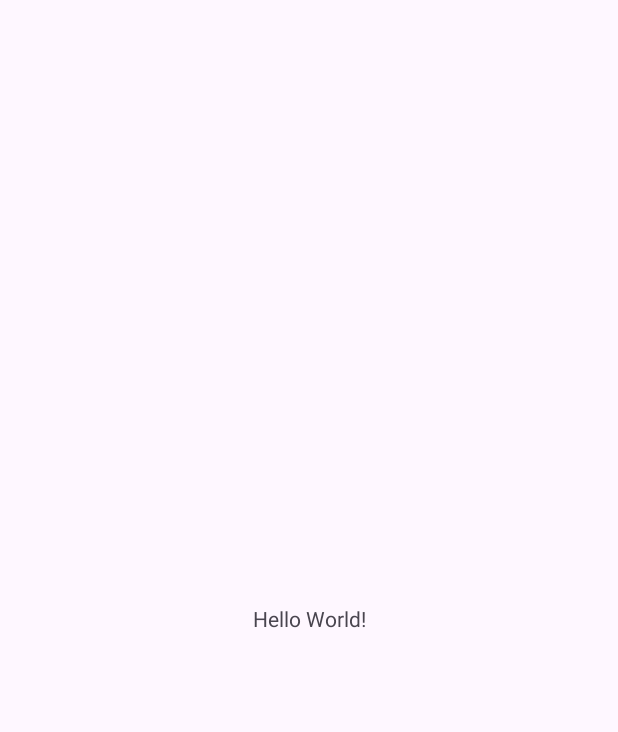
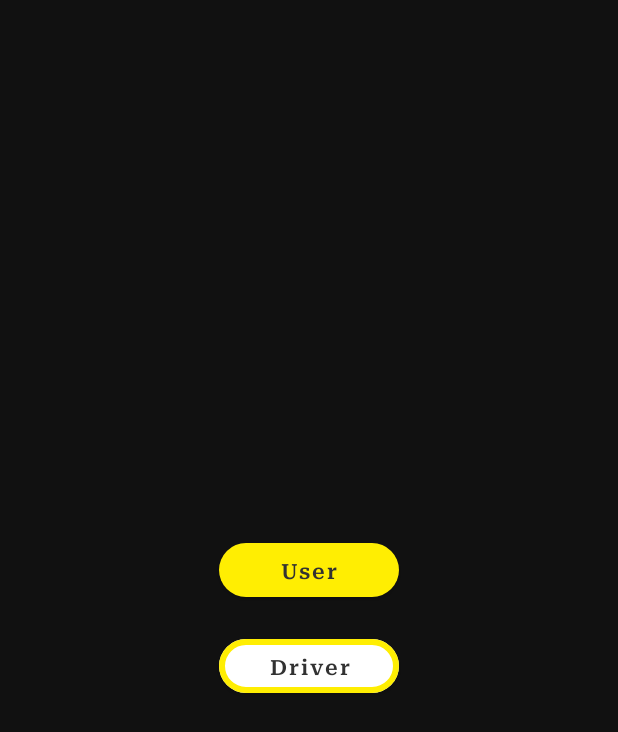
Before and after one commit to kzi-nastava/mrs-team9-Komsiluk, an Android app: the screen it shows after launch (MainActivity), on a phone screen of 412 x 824 dp. Before the commit the part shown is almost empty. Shown: the top 732 px of the screen. Run offline under Robolectric (Android 15) with nearby library versions, the phone set to English and light mode, and no system bars.

Commit message:
feat: Add initial global UI values
Updates MainActivity to use view binding and navigate to the profile screen based on user role. Adds new background and font resources, updates color and theme definitions, and enhances the main screen UI with user and driver profile buttons. Adds dimension resources, and expands string resources for profile fields.

```diff
--- a/mobileApplication/app/build.gradle
+++ b/mobileApplication/app/build.gradle
@@ -6,6 +6,10 @@ android {
     namespace 'com.komsiluk.taxi'
     compileSdk {
         version = release(36)
+    }
+
+    buildFeatures {
+        viewBinding = true
     }
 
     defaultConfig {
--- a/mobileApplication/app/src/main/AndroidManifest.xml
+++ b/mobileApplication/app/src/main/AndroidManifest.xml
@@ -12,6 +12,9 @@
         android:supportsRtl="true"
         android:theme="@style/Theme.Taxi_Project">
         <activity
+            android:name=".ui.profile.ProfileActivity"
+            android:exported="false" />
+        <activity
             android:name=".MainActivity"
             android:exported="true">
             <intent-filter>
--- a/mobileApplication/app/src/main/java/com/komsiluk/taxi/MainActivity.java
+++ b/mobileApplication/app/src/main/java/com/komsiluk/taxi/MainActivity.java
@@ -1,5 +1,6 @@
 package com.komsiluk.taxi;
 
+import android.content.Intent;
 import android.os.Bundle;
 
 import androidx.activity.EdgeToEdge;
@@ -8,17 +9,25 @@ import androidx.core.graphics.Insets;
 import androidx.core.view.ViewCompat;
 import androidx.core.view.WindowInsetsCompat;
 
+import com.komsiluk.taxi.databinding.ActivityMainBinding;
+import com.komsiluk.taxi.ui.profile.ProfileActivity;
+
 public class MainActivity extends AppCompatActivity {
 
     @Override
     protected void onCreate(Bundle savedInstanceState) {
         super.onCreate(savedInstanceState);
-        EdgeToEdge.enable(this);
-        setContentView(R.layout.activity_main);
-        ViewCompat.setOnApplyWindowInsetsListener(findViewById(R.id.main), (v, insets) -> {
-            Insets systemBars = insets.getInsets(WindowInsetsCompat.Type.systemBars());
-            v.setPadding(systemBars.left, systemBars.top, systemBars.right, systemBars.bottom);
-            return insets;
-        });
+
+        ActivityMainBinding binding = ActivityMainBinding.inflate(getLayoutInflater());
+        setContentView(binding.getRoot());
+
+        binding.btnUserProfile.setOnClickListener(v -> openProfile("user"));
+        binding.btnDriverProfile.setOnClickListener(v -> openProfile("driver"));
+    }
+
+    private void openProfile(String role) {
+        Intent i = new Intent(this, ProfileActivity.class);
+        i.putExtra("role", role);
+        startActivity(i);
     }
 }
--- a/mobileApplication/app/src/main/res/layout/activity_main.xml
+++ b/mobileApplication/app/src/main/res/layout/activity_main.xml
@@ -7,13 +7,30 @@
     android:layout_height="match_parent"
     tools:context=".MainActivity">
 
-    <TextView
-        android:layout_width="wrap_content"
-        android:layout_height="wrap_content"
-        android:text="Hello World!"
-        app:layout_constraintBottom_toBottomOf="parent"
-        app:layout_constraintEnd_toEndOf="parent"
-        app:layout_constraintStart_toStartOf="parent"
-        app:layout_constraintTop_toTopOf="parent" />
+    <LinearLayout
+        android:id="@+id/main_root"
+        android:layout_width="match_parent"
+        android:layout_height="match_parent"
+        android:gravity="center"
+        android:orientation="vertical"
+        android:padding="24dp"
+        android:background="@color/primary">
+
+        <com.google.android.material.button.MaterialButton
+            android:id="@+id/btnUserProfile"
+            style="@style/Widget.Button.Primary"
+            android:layout_width="wrap_content"
+            android:layout_height="wrap_content"
+            android:text="User" />
+
+        <com.google.android.material.button.MaterialButton
+            android:id="@+id/btnDriverProfile"
+            style="@style/Widget.Button.Ghost"
+            android:layout_width="wrap_content"
+            android:layout_height="wrap_content"
+            android:text="Driver"
+            android:layout_marginTop="16dp" />
+    </LinearLayout>
+
 
 </androidx.constraintlayout.widget.ConstraintLayout>
--- a/mobileApplication/app/src/main/res/values-night/themes.xml
+++ /dev/null
@@ -1,7 +0,0 @@
-<resources xmlns:tools="http://schemas.android.com/tools">
-    <!-- Base application theme. -->
-    <style name="Base.Theme.Taxi_Project" parent="Theme.Material3.DayNight.NoActionBar">
-        <!-- Customize your dark theme here. -->
-        <!-- <item name="colorPrimary">@color/my_dark_primary</item> -->
-    </style>
-</resources>
--- a/mobileApplication/app/src/main/res/values/colors.xml
+++ b/mobileApplication/app/src/main/res/values/colors.xml
@@ -1,5 +1,9 @@
 <?xml version="1.0" encoding="utf-8"?>
 <resources>
-    <color name="black">#FF000000</color>
-    <color name="white">#FFFFFFFF</color>
+    <color name="primary">#111111</color>
+    <color name="secondary">#FFEE02</color>
+    <color name="sidepanel">#111111F2</color>
+    <color name="form_bg">#1D17174A</color>
+    <color name="text">#323232</color>
+    <color name="white">#FFFFFF</color>
 </resources>
--- a/mobileApplication/app/src/main/res/values/themes.xml
+++ b/mobileApplication/app/src/main/res/values/themes.xml
@@ -1,9 +1,45 @@
 <resources xmlns:tools="http://schemas.android.com/tools">
-    <!-- Base application theme. -->
     <style name="Base.Theme.Taxi_Project" parent="Theme.Material3.DayNight.NoActionBar">
-        <!-- Customize your light theme here. -->
-        <!-- <item name="colorPrimary">@color/my_light_primary</item> -->
+        <!-- status bar gore -->
+        <item name="android:statusBarColor">@color/primary</item>
+
+        <!-- navigation bar dole -->
+        <item name="android:navigationBarColor">@color/primary</item>
+
+        <!-- kaže: NE želim "light" barove (tj. ne želim tamne ikonice) -->
+        <item name="android:windowLightStatusBar">false</item>
+        <item name="android:windowLightNavigationBar">false</item>
+
+        <!-- za svaki slučaj -->
+        <item name="android:windowDrawsSystemBarBackgrounds">true</item>
+    </style>
+    <style name="Theme.Taxi_Project" parent="Base.Theme.Taxi_Project" />
+
+    <style name="Widget.Button.Primary" parent="Widget.MaterialComponents.Button">
+        <item name="android:minWidth">120dp</item>
+        <item name="android:height">40dp</item>
+        <item name="shapeAppearance">@style/RoundedFull</item>
+        <item name="backgroundTint">@color/secondary</item>
+        <item name="android:textColor">@color/text</item>
+        <item name="android:textAllCaps">false</item>
+        <item name="android:fontFamily">@font/roboto_serif_semibold</item>
     </style>
 
-    <style name="Theme.Taxi_Project" parent="Base.Theme.Taxi_Project" />
+    <style name="Widget.Button.Ghost" parent="Widget.MaterialComponents.Button">
+        <item name="android:minWidth">120dp</item>
+        <item name="android:layout_height">40dp</item>
+        <item name="shapeAppearance">@style/RoundedFull</item>
+        <item name="backgroundTint">@color/white</item>
+        <item name="strokeColor">@color/secondary</item>
+        <item name="strokeWidth">4dp</item>
+        <item name="android:textColor">@color/text</item>
+        <item name="android:textAllCaps">false</item>
+        <item name="android:fontFamily">@font/roboto_serif_semibold</item>
+    </style>
+
+    <style name="RoundedFull">
+        <item name="cornerFamily">rounded</item>
+        <item name="cornerSize">999dp</item>
+    </style>
+
 </resources>
```
Also changed, not shown: mobileApplication/app/src/main/java/com/komsiluk/taxi/ui/profile/ProfileActivity.java (added, +22 -0 lines), mobileApplication/app/src/main/res/layout-port/view_textured_bg.xml (added, +22 -0 lines), mobileApplication/app/src/main/res/layout/activity_profile.xml (added, +14 -0 lines), mobileApplication/app/src/main/res/layout/view_textured_bg.xml (added, +23 -0 lines), mobileApplication/app/src/main/res/values/dimens.xml (added, +14 -0 lines), mobileApplication/app/src/main/res/values/strings.xml (+15 -0 lines), mobileApplication/app/src/main/res/drawable-nodpi/bg_texture.png (added), mobileApplication/app/src/main/res/font/roboto_serif.ttf (added), mobileApplication/app/src/main/res/font/roboto_serif_medium.ttf (added), mobileApplication/app/src/main/res/font/roboto_serif_semibold.ttf (added).
